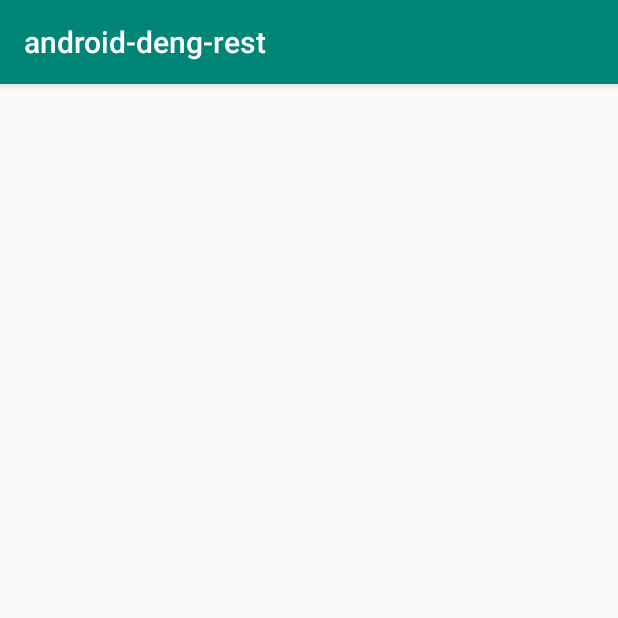
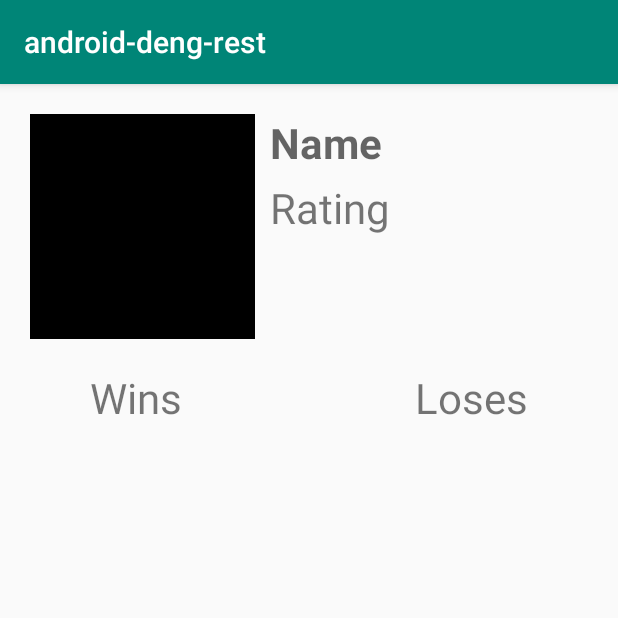
Before and after one commit to 0xForked/android-deng-rest, an Android app: the DetailActivity screen opened directly, with no data from a screen before it, on a phone screen of 412 x 824 dp, the top half of it. Run offline under Robolectric (Android 15) with nearby library versions, the phone set to English and light mode, and no system bars; our stand-ins replace Picasso; pictures from the network do not load; 5 statements that could not run were skipped.

Commit message:
team detail

```diff
--- a/app/src/main/AndroidManifest.xml
+++ b/app/src/main/AndroidManifest.xml
@@ -13,7 +13,6 @@
         android:supportsRtl="true"
         android:theme="@style/AppTheme"
         tools:ignore="GoogleAppIndexingWarning">
-        <activity android:name=".DetailActivity"></activity>
         <activity android:name=".MainActivity">
             <intent-filter>
                 <action android:name="android.intent.action.MAIN" />
@@ -21,6 +20,15 @@
                 <category android:name="android.intent.category.LAUNCHER" />
             </intent-filter>
         </activity>
+        <activity android:name=".DetailActivity">
+            <meta-data
+                android:name="android.support.PARENT_ACTIVITY"
+                android:value=".MainActivity"/>
+
+            <intent-filter>
+                <action android:name="android.intent.action.VIEW"/>
+            </intent-filter>
+        </activity>
     </application>
 
 </manifest>
--- a/app/src/main/java/id/bakode/remote/DetailActivity.java
+++ b/app/src/main/java/id/bakode/remote/DetailActivity.java
@@ -4,23 +4,50 @@ import androidx.appcompat.app.AppCompatActivity;
 
 import android.os.Bundle;
 import android.util.Log;
+import android.widget.ImageView;
+import android.widget.TextView;
+
+import com.squareup.picasso.MemoryPolicy;
+import com.squareup.picasso.Picasso;
+
+import java.util.Objects;
 
 public class DetailActivity extends AppCompatActivity {
-    public static final String EXTRA_TEAM = "extra_person";
+    public static final String EXTRA_TEAM = "extra_team";
 
     private Team mTeam;
+    private ImageView mTeamLogo;
+    private TextView mTeamName, mTeamRating, mTeamLoses, mTeamWins;
 
     @Override
     protected void onCreate(Bundle savedInstanceState) {
         super.onCreate(savedInstanceState);
         setContentView(R.layout.activity_detail);
+        Objects.requireNonNull(getSupportActionBar()).setHomeButtonEnabled(true);
         mTeam = getIntent().getParcelableExtra(EXTRA_TEAM);
-        setData();
+        initView();
+        setData(mTeam);
     }
 
-    public void initView() {}
+    public void initView() {
+        mTeamLogo = findViewById(R.id.team_logo);
+        mTeamName = findViewById(R.id.team_name);
+        mTeamRating = findViewById(R.id.team_rating);
+        mTeamLoses = findViewById(R.id.team_loses);
+        mTeamWins = findViewById(R.id.team_wins);
+    }
 
-    public void setData() {
-        Log.d(DetailActivity.class.getSimpleName(), mTeam.getName());
+    public void setData(Team team) {
+        Picasso.get()
+                .load(mTeam.getLogoUrl())
+                .placeholder(R.drawable.ic_cloud_download_gray_24dp)
+                .error(R.drawable.ic_broken_image_gray_24dp)
+                .memoryPolicy(MemoryPolicy.NO_CACHE, MemoryPolicy.NO_STORE)
+                .into(mTeamLogo);
+        mTeamName.setText(team.getName());
+        mTeamRating.setText(String.valueOf(team.getRating()));
+        mTeamWins.setText(String.valueOf(team.getWins()));
+        mTeamLoses.setText(String.valueOf(team.getLosses()));
     }
+
 }
--- a/app/src/main/java/id/bakode/remote/TeamAdapter.java
+++ b/app/src/main/java/id/bakode/remote/TeamAdapter.java
@@ -62,12 +62,7 @@ public class TeamAdapter extends
                 .memoryPolicy(MemoryPolicy.NO_CACHE, MemoryPolicy.NO_STORE)
                 .into(holder.mTeamLogo);
         holder.mTeamName.setText(mTeams.get(position).getName());
-        holder.mTeamContainer.setOnClickListener(new View.OnClickListener() {
-            @Override
-            public void onClick(View v) {
-                mListener.onTeamClicked(mTeams.get(position));
-            }
-        });
+        holder.mTeamContainer.setOnClickListener(v -> mListener.onTeamClicked(mTeams.get(position)));
     }
 
     @Override
--- a/app/src/main/res/layout/activity_detail.xml
+++ b/app/src/main/res/layout/activity_detail.xml
@@ -4,6 +4,103 @@
     xmlns:tools="http://schemas.android.com/tools"
     android:layout_width="match_parent"
     android:layout_height="match_parent"
+    android:padding="20dp"
     tools:context=".DetailActivity">
 
+    <ImageView
+        tools:src="@mipmap/ic_launcher"
+        android:id="@+id/team_logo"
+        android:layout_width="150dp"
+        android:layout_height="150dp"
+        android:background="#000"
+        android:contentDescription="@null"
+        app:layout_constraintStart_toStartOf="parent"
+        app:layout_constraintTop_toTopOf="parent" />
+
+    <TextView
+        android:id="@+id/team_name"
+        android:layout_width="wrap_content"
+        android:layout_height="wrap_content"
+        android:layout_marginStart="10dp"
+        android:hint="Name"
+        android:textSize="28sp"
+        android:textStyle="bold"
+        app:layout_constraintStart_toEndOf="@+id/team_logo"
+        app:layout_constraintTop_toTopOf="@+id/team_logo"
+        android:layout_marginLeft="10dp" />
+
+    <LinearLayout
+        android:layout_width="wrap_content"
+        android:layout_height="wrap_content"
+        android:layout_marginStart="10dp"
+        android:layout_marginLeft="10dp"
+        android:layout_marginTop="5dp"
+        android:orientation="vertical"
+        app:layout_constraintStart_toEndOf="@+id/team_logo"
+        app:layout_constraintTop_toBottomOf="@+id/team_name">
+
+        <TextView
+            android:layout_width="wrap_content"
+            android:layout_height="wrap_content"
+            android:text="Rating"
+            android:textSize="28sp" />
+
+        <TextView
+            android:id="@+id/team_rating"
+            android:layout_width="wrap_content"
+            android:layout_height="wrap_content"
+            android:textSize="22sp" />
+    </LinearLayout>
+
+    <LinearLayout
+        android:padding="20dp"
+        app:layout_constraintStart_toStartOf="parent"
+        app:layout_constraintTop_toBottomOf="@+id/team_logo"
+        android:layout_width="match_parent"
+        android:layout_height="wrap_content"
+        android:orientation="horizontal">
+        <LinearLayout
+            android:layout_marginStart="20dp"
+            android:layout_width="0dp"
+            android:layout_weight="1"
+            android:layout_height="wrap_content"
+            android:orientation="vertical"
+            android:layout_marginLeft="20dp">
+            <TextView
+                android:layout_width="wrap_content"
+                android:layout_height="wrap_content"
+                android:text="Wins"
+                android:textSize="28sp" />
+
+            <TextView
+                android:id="@+id/team_wins"
+                android:layout_width="wrap_content"
+                android:layout_height="wrap_content"
+                android:textSize="22sp" />
+        </LinearLayout>
+
+        <LinearLayout
+            android:layout_marginEnd="20dp"
+            android:layout_width="0dp"
+            android:layout_weight="1"
+            android:layout_height="wrap_content"
+            android:orientation="vertical"
+            android:layout_marginRight="20dp">
+
+            <TextView
+                android:layout_width="wrap_content"
+                android:layout_height="wrap_content"
+                android:layout_gravity="end"
+                android:text="Loses"
+                android:textSize="28sp" />
+
+            <TextView
+                android:id="@+id/team_loses"
+                android:layout_width="wrap_content"
+                android:layout_height="wrap_content"
+                android:layout_gravity="end"
+                android:textSize="22sp" />
+        </LinearLayout>
+    </LinearLayout>
+
 </androidx.constraintlayout.widget.ConstraintLayout>
--- a/app/src/main/res/layout/item_team.xml
+++ b/app/src/main/res/layout/item_team.xml
@@ -13,14 +13,17 @@
     tools:ignore="KeyboardInaccessibleWidget">
 
     <RelativeLayout
+        android:background="#000"
         android:layout_width="match_parent"
-        android:layout_height="250dp">
+        android:layout_height="200dp">
 
         <ImageView
             android:layout_centerHorizontal="true"
             android:layout_marginTop="20dp"
-            android:layout_width="100dp"
-            android:layout_height="100dp"
+            android:layout_width="wrap_content"
+            android:layout_height="wrap_content"
+            android:maxHeight="200dp"
+            android:maxWidth="200dp"
             android:id="@+id/item_team_logo"
             android:scaleType="fitXY"
             tools:src="@mipmap/ic_launcher"
```
Also changed, not shown: app/src/main/java/id/bakode/remote/ApiClient.java (line endings or trailing spaces).
